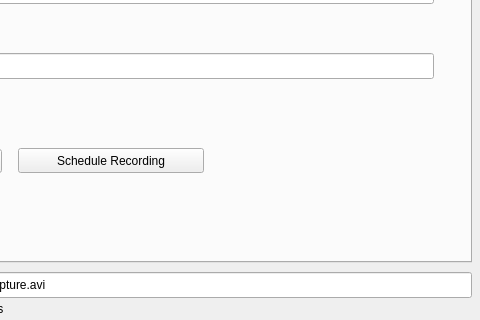
The window that ui/mtvcgui.ui (sbruno/mtvcgui) describes before a commit, drawn with Qt 5; both pictures show x 214 to 694 and y 107 to 427 of the 694 by 523 pixel window.
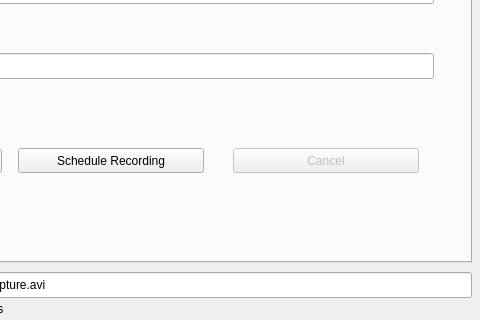
The same window after the commit. The open tabs and pages were chosen to show the change.

Commit message: Added a button to cancel a scheduled recording

What changed in the file:
```diff
--- a/ui/mtvcgui.ui
+++ b/ui/mtvcgui.ui
@@ -1035,6 +1035,25 @@
        <string>Schedule Recording</string>
       </property>
      </widget>
+     <widget class="QPushButton" name="cancelScheduleButton" >
+      <property name="enabled" >
+       <bool>false</bool>
+      </property>
+      <property name="geometry" >
+       <rect>
+        <x>440</x>
+        <y>200</y>
+        <width>186</width>
+        <height>25</height>
+       </rect>
+      </property>
+      <property name="text" >
+       <string>Cancel</string>
+      </property>
+      <property name="checkable" >
+       <bool>false</bool>
+      </property>
+     </widget>
     </widget>
    </widget>
    <widget class="QCheckBox" name="append_suffix" >
```
Left out of the diff: 21 changed lines with no effect on the pictures. The commit also changes 6 other files.
